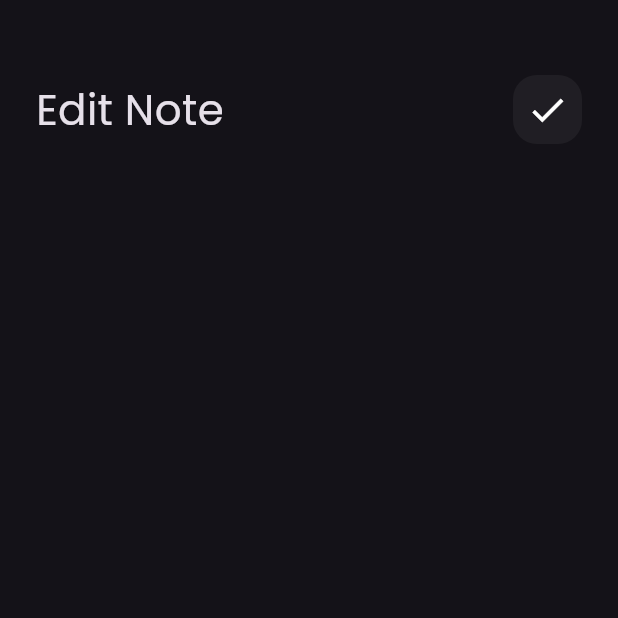
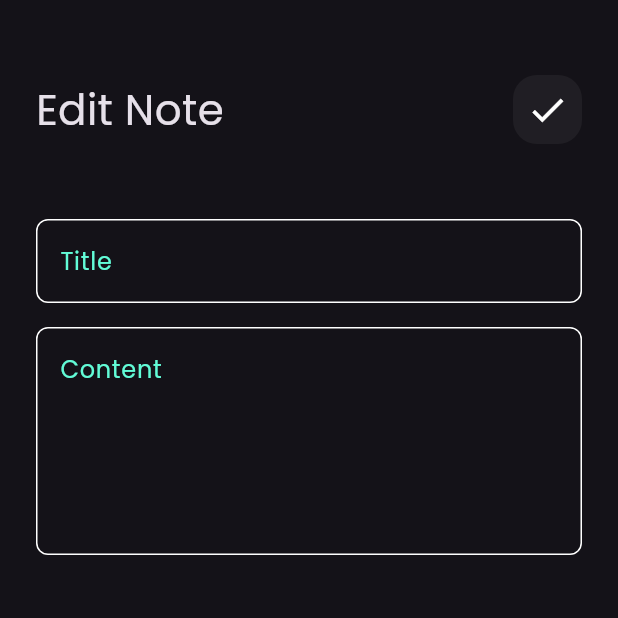
Before and after one commit to mohamedbadr12/Notes_app, a Flutter app: the EditNoteView screen opened directly, on a phone screen of 412 x 824 dp, the top half of it. Run offline on Flutter 3.47's test engine with Material 3 defaults, Android fonts, the phone set to English and light mode, and no system bars; our stand-ins replace device_preview, font_awesome_flutter.

Commit message:
finish edit note

```diff
--- a/lib/features/notes/presentation/views/widgets/edit_note_view_body.dart
+++ b/lib/features/notes/presentation/views/widgets/edit_note_view_body.dart
@@ -1,5 +1,6 @@
 import 'package:flutter/material.dart';
 import 'package:notes_app/features/notes/presentation/views/widgets/custom_app_bar.dart';
+import 'package:notes_app/features/notes/presentation/views/widgets/custom_text_form_field.dart';
 
 class EditNoteViewBody extends StatelessWidget {
   const EditNoteViewBody({super.key});
@@ -10,7 +11,11 @@ class EditNoteViewBody extends StatelessWidget {
       child: Column(
         children: [
           SizedBox(height: 50,),
-          CustomAppBar(title: "Edit Note",icon:Icons.done ,)
+          CustomAppBar(title: "Edit Note",icon:Icons.done ,),
+          SizedBox(height: 50,),
+          CustomTextFormField(hintText: "Title"),
+          SizedBox(height: 16,),
+          CustomTextFormField(hintText: "Content",maxLines: 5,),
 
         ],
       ),
```
